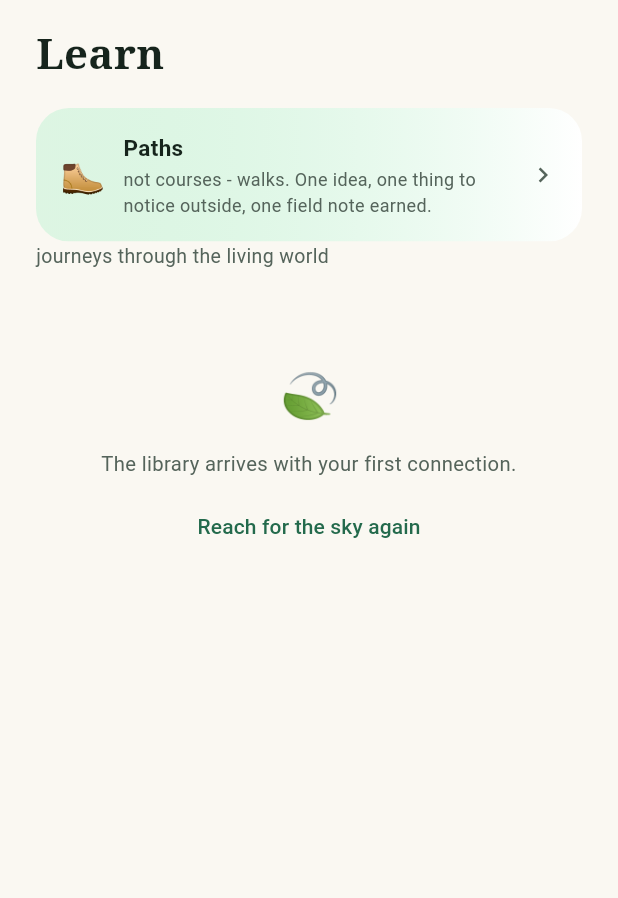
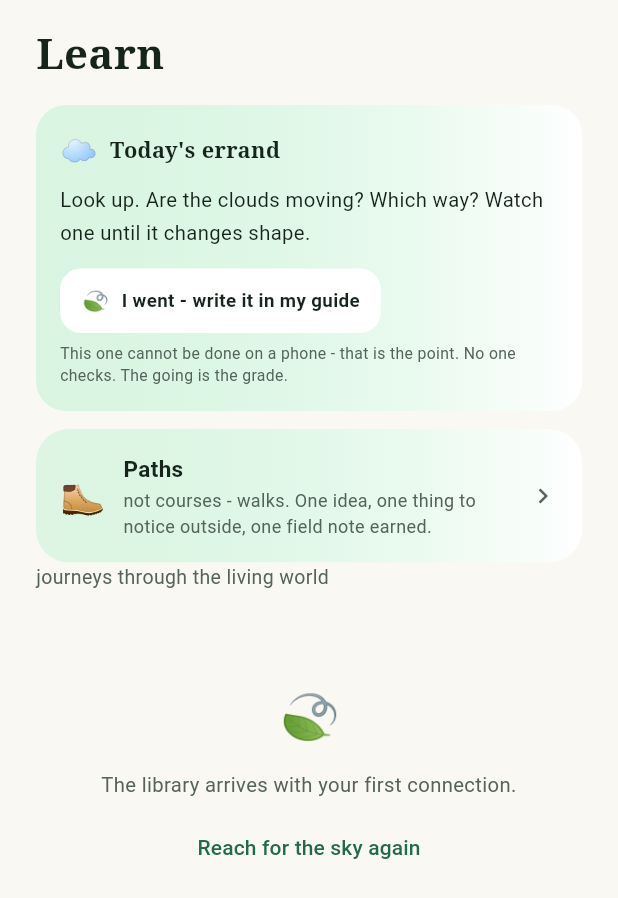
Before and after one commit to Yakir-ash/hopeling, a Flutter app: the LearnScreen screen opened directly, on a phone screen of 412 x 824 dp. Shown: the top 898 px of the screen. Run offline on Flutter 3.47's test engine with Material 3 defaults, Android fonts, the phone set to English and light mode, and no system bars; our stand-ins replace audioplayers, cached_network_image, flutter_cache_manager, flutter_local_notifications, flutter_tts, just_audio and 5 more; missing offline and left inert: flame; accounts and stored records are empty; network calls fail.

Commit message:
The Errand: School's first law, live
Nothing is learned until it is seen. Twenty-nine errands - tasks
that cannot be done on a phone - picked deterministically by day,
season, and darkness (night gets the moon, the lamp-town, the
night shift; winter gets tracks; summer gets the flower's guest
book). One per day, surfaced in the Wonder sheet and at the head
of the Learn hall. Walking it is self-reported and believed: one
tap, a chime, and the Field Guide keeps a past-tense page ('I
caught a leaf between branch and ground'). Errands repeat across
weeks by design - their note ids carry the day. The guide renders
errand pages as their own kind. Tests: unique complete deck, no
pool runs dry for any season+darkness, deterministic pick,
night/day respect, fortnight variety, calm tone, first-person
past-tense notes.

```diff
--- /dev/null
+++ b/app/lib/data/errands.dart
@@ -0,0 +1,228 @@
+// The Errand - the first law of Hopeling School made real:
+// NOTHING IS LEARNED UNTIL IT IS SEEN. Every day carries one small
+// task that cannot be completed on a phone. The pick is
+// deterministic (a book, not a slot machine), tuned to season and
+// darkness, and completing it is self-reported the Hopeling way:
+// you say you looked, we believe you, the Field Guide grows a page.
+
+import 'almanac.dart' show dayOfYear, season;
+import 'fieldguide.dart';
+import 'package:shared_preferences/shared_preferences.dart';
+
+class Errand {
+  final String id;
+  final String emoji;
+  final String text; // imperative, gentle, specific
+  final String note; // past tense - the line the guide keeps
+  final Set<String>? seasons; // null = any season
+  final bool? dark; // true = night only, false = day only, null = any
+  const Errand(this.id, this.emoji, this.text, this.note,
+      {this.seasons, this.dark});
+}
+
+const errands = <Errand>[
+  // ---- any season, daylight ----
+  Errand('leaf-lace', '🍃',
+      'Find a leaf something has been eating. Look closely at the '
+          'edges - chewed, or turned to lace?',
+      'I found the leaf the small ones ate, and saw the lace.',
+      dark: false),
+  Errand('one-tree', '🌳',
+      'Pick the nearest tree and touch its bark. Rough or smooth? '
+          'Warm side and cool side?',
+      'I met the nearest tree with my hands.',
+      dark: false),
+  Errand('bird-count', '🐦',
+      'Stand still for two minutes and count how many different '
+          'bird voices you can hear - names not required.',
+      'I stood still and counted the voices.',
+      dark: false),
+  Errand('cloud-watch', '☁️',
+      'Look up. Are the clouds moving? Which way? Watch one until '
+          'it changes shape.',
+      'I watched a cloud until it became another cloud.'),
+  Errand('small-hunt', '🔍',
+      'Find something alive that is smaller than your fingernail. '
+          'Watch it work for one minute.',
+      'I watched a very small life doing its very big work.',
+      dark: false),
+  Errand('crack-garden', '🌱',
+      'Find a plant growing where it should not be able to grow - '
+          'a crack, a wall, a gutter.',
+      'I found the plant that never asked permission.',
+      dark: false),
+  Errand('wind-reader', '💨',
+      'Find three signs of wind without feeling it: a flag, a '
+          'branch, a seed in the air.',
+      'I read the wind by what it touched.',
+      dark: false),
+  Errand('edge-walk', '🚶',
+      'Walk to the nearest edge where one habitat meets another - '
+          'lawn to hedge, pavement to soil - and look for who lives '
+          'exactly on the border.',
+      'I walked the border between two small countries.',
+      dark: false),
+  Errand('sun-shadow', '🕐',
+      'Find your shadow. Note where it points. Nature keeps time '
+          'without a single clock.',
+      'I told the time by my own shadow.',
+      dark: false),
+  Errand('feather-find', '🪶',
+      'Look for a feather on the ground today. If you find one, '
+          'leave it - but study the colors before you go.',
+      'I looked for a lost feather and studied what I found.',
+      dark: false),
+  Errand('water-listen', '💧',
+      'Find water outdoors - a puddle counts - and look at what '
+          'the surface is doing: still, ringed, riding the wind?',
+      'I read the face of the water.'),
+  Errand('two-greens', '🟢',
+      'Find two leaves from different plants and hold them side by '
+          'side. Count the differences: shape, edge, shine, vein.',
+      'I learned that green is a thousand colors.',
+      dark: false),
+
+  // ---- spring, daylight ----
+  Errand('spring-song', '🎶',
+      'Someone new is singing this month. Step out and listen for '
+          'a voice you have not heard all winter.',
+      'I heard the voice that came back.',
+      seasons: {'spring'}, dark: false),
+  Errand('spring-buds', '🌸',
+      'Find one branch and look at its buds. Closed, cracking, or '
+          'open? Check the same branch again in three days.',
+      'I caught a branch in the act of spring.',
+      seasons: {'spring'}, dark: false),
+  Errand('spring-builders', '🪹',
+      'Watch for a bird carrying something that is not food - '
+          'grass, twigs, moss. Someone is building.',
+      'I saw a builder with a beak full of house.',
+      seasons: {'spring'}, dark: false),
+
+  // ---- summer, daylight ----
+  Errand('summer-bees', '🐝',
+      'Find one flowering plant and watch it for three minutes. '
+          'Count the visitors. Who comes? Who stays longest?',
+      'I kept the guest book of a single flower.',
+      seasons: {'summer'}, dark: false),
+  Errand('summer-shade', '🌡️',
+      'Stand in full sun, then deep shade under a tree. Feel the '
+          'difference trees make - that is their air conditioning.',
+      'I felt the cool machine a tree runs all summer.',
+      seasons: {'summer'}, dark: false),
+  Errand('summer-ants', '🐜',
+      'Find an ant trail and follow it - gently, from a height - '
+          'to one of its two ends.',
+      'I followed the ant road to where it was going.',
+      seasons: {'summer'}, dark: false),
+
+  // ---- autumn, daylight ----
+  Errand('autumn-one-leaf', '🍂',
+      'Catch one falling leaf before it lands. It may take a '
+          'while. That is the point.',
+      'I caught a leaf between branch and ground.',
+      seasons: {'autumn'}, dark: false),
+  Errand('autumn-seeds', '🌰',
+      'Find three different seeds today: a helicopter, a berry, a '
+          'burr - anything built to travel.',
+      'I found three travelers dressed for three journeys.',
+      seasons: {'autumn'}, dark: false),
+  Errand('autumn-fungus', '🍄',
+      'After rain, look at the base of old trees and in mulch for '
+          'fungus - look, admire, and leave it be.',
+      'I found the quiet ones who eat the fallen.',
+      seasons: {'autumn'}, dark: false),
+
+  // ---- winter, daylight ----
+  Errand('winter-tracks', '🐾',
+      'Cold ground tells stories. Look in mud, frost, or snow for '
+          'a print that is not a shoe.',
+      'I read one sentence of the ground\'s diary.',
+      seasons: {'winter'}, dark: false),
+  Errand('winter-green', '🌲',
+      'Find three plants that are still green in the middle of '
+          'winter. They have a trick. Wonder what it is.',
+      'I found the ones winter cannot switch off.',
+      seasons: {'winter'}, dark: false),
+  Errand('winter-birds', '🫘',
+      'Watch where the birds are feeding today. Winter makes them '
+          'braver and closer - notice how near they let you be.',
+      'I stood close to the brave and hungry.',
+      seasons: {'winter'}, dark: false),
+
+  // ---- night, any season ----
+  Errand('night-moon', '🌙',
+      'Step out and find the moon. Which side is lit? That side '
+          'points the way to the sun, under the world.',
+      'I found the moon and read its compass.',
+      dark: true),
+  Errand('night-listen', '👂',
+      'Stand outside for two minutes in the dark and count the '
+          'sounds that are not human. The night shift is working.',
+      'I listened to the night shift at work.',
+      dark: true),
+  Errand('night-light', '💡',
+      'Find an outdoor light and see who came to it - moths, '
+          'gnats, a hunting spider at the edge of the glow.',
+      'I visited the little town around a lamp.',
+      dark: true),
+  Errand('night-star', '⭐',
+      'Find the brightest point of light in the sky tonight. Is '
+          'it steady or twinkling? Steady may be a planet.',
+      'I found the brightest light and asked its name.',
+      dark: true),
+  Errand('night-window', '🏠',
+      'Look at your window from outside reach: who is on the '
+          'glass tonight, drawn to the warmth of your rooms?',
+      'I met the neighbors on my own window.',
+      dark: true),
+];
+
+/// Deterministic errand for a date and darkness. Same day, same
+/// errand - a book, not a slot machine.
+Errand errandOfDay(DateTime t, {required bool dark}) {
+  final s = season(t);
+  final pool = errands
+      .where((e) =>
+          (e.seasons == null || e.seasons!.contains(s)) &&
+          (e.dark == null || e.dark == dark))
+      .toList();
+  return pool[(dayOfYear(t) * 13 + t.year) % pool.length];
+}
+
+Errand? errandById(String id) {
+  for (final e in errands) {
+    if (e.id == id) return e;
+  }
+  return null;
+}
+
+// ---------- walking an errand ----------
+
+int _daysSinceEpoch(DateTime t) =>
+    DateTime.utc(t.year, t.month, t.day)
+        .difference(DateTime.utc(2020, 1, 1))
+        .inDays;
+
+/// Field-note chapter ids for errands carry the day, because the
+/// same errand can honestly be walked in different weeks.
+String errandNoteId(Errand e, DateTime t) =>
+    'err:${e.id}:${_daysSinceEpoch(t)}';
+
+class Errands {
+  /// Was today's errand already walked?
+  static Future<bool> walkedToday() async {
+    final p = await SharedPreferences.getInstance();
+    return p.getInt('errandDoneDay') ==
+        _daysSinceEpoch(DateTime.now());
+  }
+
+  /// Walk it: one field note, one quiet day-mark. Believing the
+  /// tap is the design.
+  static Future<void> walk(Errand e) async {
+    final now = DateTime.now();
+    await FieldGuide.earn('errand', errandNoteId(e, now));
+    final p = await SharedPreferences.getInstance();
+    await p.setInt('errandDoneDay', _daysSinceEpoch(now));
+  }
+}
--- a/app/lib/features/home/hillside_home.dart
+++ b/app/lib/features/home/hillside_home.dart
@@ -25,6 +25,7 @@ import '../../data/paths.dart' as walk;
 import '../atlas/atlas_screen.dart';
 import '../mystery/mystery_screen.dart';
 import '../paths/paths_screen.dart';
+import '../school/errand_card.dart';
 
 class HillsideHome extends StatefulWidget {
   final String greeting;
@@ -674,6 +675,10 @@ class _WonderSheetState extends State<_WonderSheet> {
                 'Today\'s answer arrives tomorrow morning - the '
                 'looking comes first.',
                 style: TextStyle(fontSize: 11.5, color: tx2)),
+            const SizedBox(height: 14),
+            // School's first law: nothing is learned until it is
+            // seen - the day's one un-phoneable task
+            const ErrandCard(),
           ],
         ),
       ),
--- a/app/lib/features/learn/learn_screen.dart
+++ b/app/lib/features/learn/learn_screen.dart
@@ -7,6 +7,7 @@ import '../../core/atmosphere.dart';
 import '../../core/haptics.dart';
 import '../../core/theme.dart';
 import '../paths/paths_screen.dart';
+import '../school/errand_card.dart';
 import '../../core/widgets.dart';
 import '../../data/content.dart';
 import '../../data/save.dart';
@@ -89,6 +90,12 @@ class _LearnScreenState extends State<LearnScreen> {
                   Text('Learn', style: serif(28)),
                   const SizedBox(height: 4),
                   const SizedBox(height: 2),
+                  // the School's first law, at the head of the
+                  // hall: today's one un-phoneable task
+                  const Padding(
+                    padding: EdgeInsets.only(top: 10),
+                    child: ErrandCard(),
+                  ),
                   // V2: paths - learning as walking, notes earned
                   Padding(
                     padding: const EdgeInsets.only(top: 12),
--- /dev/null
+++ b/app/lib/features/school/errand_card.dart
@@ -0,0 +1,118 @@
+// The Errand card - one small task that cannot be done on a
+// phone. Lives wherever learning happens (the Wonder sheet, the
+// Learn hall). Self-reported, untested, trusted: the tap says
+// "I went", the Field Guide grows a page, and nothing ever nags.
+
+import 'package:flutter/material.dart';
+
+import '../../core/haptics.dart';
+import '../../core/sfx.dart';
+import '../../core/sky.dart';
+import '../../core/theme.dart';
+import '../../data/errands.dart';
+
+class ErrandCard extends StatefulWidget {
+  const ErrandCard({super.key});
+
+  @override
+  State<ErrandCard> createState() => _ErrandCardState();
+}
+
+class _ErrandCardState extends State<ErrandCard> {
+  bool walked = false;
+
+  @override
+  void initState() {
+    super.initState();
+    Errands.walkedToday().then((w) {
+      if (mounted) setState(() => walked = w);
+    });
+  }
+
+  @override
+  Widget build(BuildContext context) {
+    final now = DateTime.now();
+    final e = errandOfDay(now, dark: skyIsDark(now));
+    return Container(
+      padding: const EdgeInsets.all(16),
+      decoration: BoxDecoration(
+        gradient: LinearGradient(colors: [
+          mint.withValues(alpha: 0.45),
+          Colors.white,
+        ]),
+        borderRadius: BorderRadius.circular(20),
+      ),
+      child: Column(
+        crossAxisAlignment: CrossAxisAlignment.start,
+        children: [
+          Row(children: [
+            Text(e.emoji, style: const TextStyle(fontSize: 20)),
+            const SizedBox(width: 8),
+            Text('Today\'s errand', style: serif(14.5)),
+          ]),
+          const SizedBox(height: 8),
+          Text(e.text,
+              style: const TextStyle(
+                  fontSize: 13.5, height: 1.6, color: ink)),
+          const SizedBox(height: 12),
+          if (walked)
+            Row(children: [
+              const Text('🍃', style: TextStyle(fontSize: 15)),
+              const SizedBox(width: 8),
+              Expanded(
+                child: Text('Walked. Your guide kept the page: '
+                    '"${e.note}"',
+                    style: const TextStyle(
+                        fontSize: 12,
+                        height: 1.5,
+                        fontStyle: FontStyle.italic,
+                        color: tx2)),
+              ),
+            ])
+          else
+            Semantics(
+              button: true,
+              label: 'I went. Write it in my field guide.',
+              child: Material(
+                color: Colors.white,
+                borderRadius: BorderRadius.circular(14),
+                child: InkWell(
+                  borderRadius: BorderRadius.circular(14),
+                  onTap: () async {
+                    Haptics.tick();
+                    Sfx.play('chime', volume: 0.4);
+                    await Errands.walk(e);
+                    if (mounted) setState(() => walked = true);
+                  },
+                  child: const Padding(
+                    padding: EdgeInsets.symmetric(
+                        horizontal: 14, vertical: 11),
+                    child: ExcludeSemantics(
+                      child: Row(
+                        mainAxisSize: MainAxisSize.min,
+                        children: [
+                          Text('🍃', style: TextStyle(fontSize: 15)),
+                          SizedBox(width: 8),
+                          Text('I went - write it in my guide',
+                              style: TextStyle(
+                                  fontSize: 12.5,
+                                  fontWeight: FontWeight.w700,
+                                  color: ink)),
+                        ],
+                      ),
+                    ),
+                  ),
+                ),
+              ),
+            ),
+          const SizedBox(height: 6),
+          const Text(
+            'This one cannot be done on a phone - that is the '
+            'point. No one checks. The going is the grade.',
+            style: TextStyle(fontSize: 10.5, color: tx2),
+          ),
+        ],
+      ),
+    );
+  }
+}
```
Also changed, not shown: app/lib/features/fieldguide/fieldguide_screen.dart (+36 -0 lines), 1 other file.
